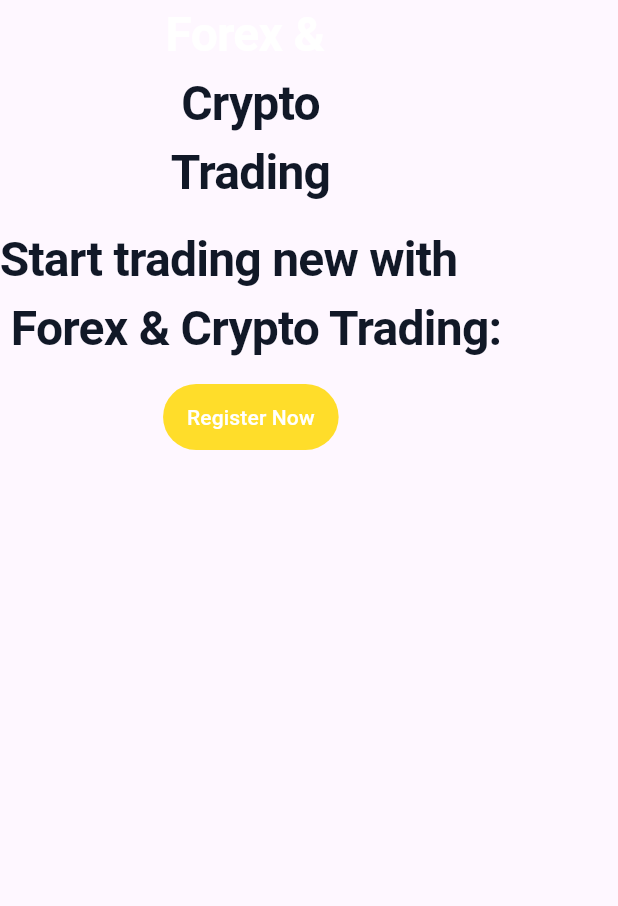
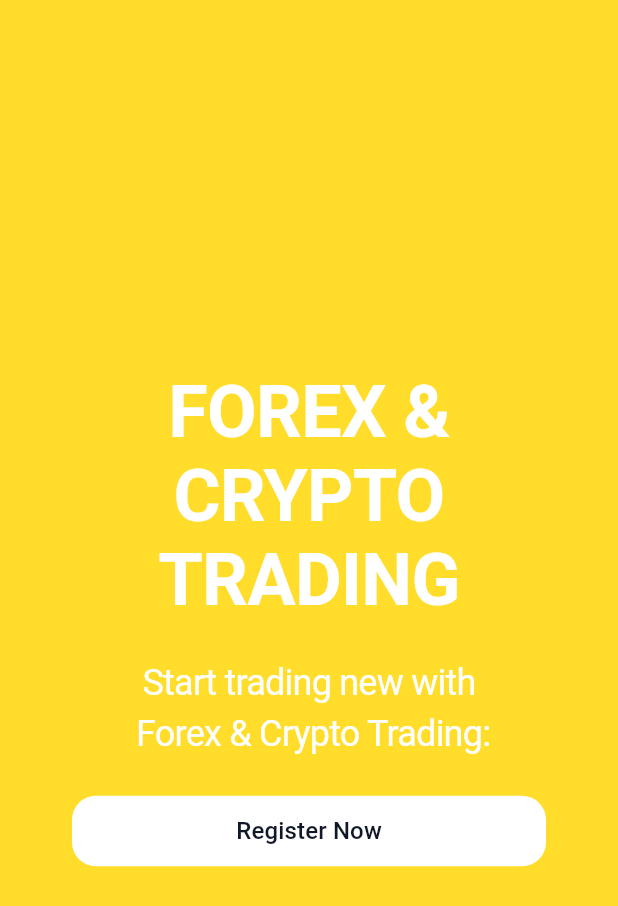
Before and after one commit to talhahdev2025/crypto_plus_api_template, a Flutter app: the screen it shows after launch, on a phone screen of 412 x 824 dp. Shown: the top 906 px of the screen. Run offline on Flutter 3.47's test engine with Material 3 defaults, Android fonts, the phone set to English and light mode, and no system bars; our stand-ins replace go_router.

Commit message:
feat: Add welcome Screen

```diff
--- a/lib/core/constants/app_text_styles.dart
+++ b/lib/core/constants/app_text_styles.dart
@@ -7,6 +7,12 @@ class AppTextStyles {
 
   static const TextStyle displayLarge = TextStyle(
     fontSize: 32,
+    fontWeight: FontWeight.bold,
+    color: AppColors.textPrimary,
+    letterSpacing: -0.5,
+  );
+    static const TextStyle displayMedium = TextStyle(
+    fontSize: 24,
     fontWeight: FontWeight.bold,
     color: AppColors.textPrimary,
     letterSpacing: -0.5,
--- a/lib/core/routes/app_router.dart
+++ b/lib/core/routes/app_router.dart
@@ -13,6 +13,7 @@ class AppRouter {
         path: AppRoutes.welcome,
         builder: (context, state) => WelcomeScreen(),
       ),
+
     ],
   );
 }
--- a/lib/core/routes/app_routes.dart
+++ b/lib/core/routes/app_routes.dart
@@ -3,4 +3,5 @@ class AppRoutes {
   static const home = '/home';
   static const welcome = '/welcome';
 
+
 }
--- a/lib/core/widgets/custom_button.dart
+++ b/lib/core/widgets/custom_button.dart
@@ -6,10 +6,12 @@ class CustomButton extends StatelessWidget {
     required this.text,
     required this.onPress,
     this.backgroundColor = AppColors.primary,
+    this.textStyle = AppTextStyles.bodyLarge,
   });
   final String text;
   final VoidCallback onPress;
   final Color backgroundColor;
+  final TextStyle textStyle;
 
   @override
   Widget build(BuildContext context) {
@@ -19,8 +21,9 @@ class CustomButton extends StatelessWidget {
         backgroundColor: backgroundColor,
         alignment: .center,
         padding: AppInsets.button,
+        shape: RoundedRectangleBorder(borderRadius: AppRadius.large),
       ),
-      child: Text(text),
+      child: Text(text, style: textStyle),
     );
   }
 }
--- a/lib/features/welcome/welcome_screen.dart
+++ b/lib/features/welcome/welcome_screen.dart
@@ -11,30 +11,52 @@ class _WelcomeScreenState extends State<WelcomeScreen> {
   @override
   Widget build(BuildContext context) {
     return Scaffold(
+      backgroundColor: AppColors.primary,
       body: SafeArea(
+        child: Container(
+          alignment: .center,
+          margin: AppInsets.dialog,
+          padding: AppInsets.dialog,
           child: Column(
+            crossAxisAlignment: .center,
+            mainAxisAlignment: .center,
             children: [
               Text(
-              'Forex & ',
+                'FOREX & \nCRYPTO \nTRADING',
+                textAlign: .center,
                 style: AppTextStyles.displayLarge.copyWith(
+                  fontSize: 48,
+                  height: 0,
                   color: AppColors.white,
                 ),
               ),
-            Text('Crypto', style: AppTextStyles.displayLarge),
-            Text('Trading', style: AppTextStyles.displayLarge),
-            AppSpacing.vMd,
+
+              AppSpacing.vXxl,
               Text(
                 'Start trading new with \n Forex & Crypto Trading:',
-              style: AppTextStyles.displayLarge,
+                textAlign: .center,
+                style: AppTextStyles.displayMedium.copyWith(
+                  color: AppColors.white,
+                  fontWeight: .normal,
                 ),
-            AppSpacing.vMd,
-            CustomButton(
+              ),
+              AppSpacing.vXxl,
+              Container(
+                width: double.infinity,
+                child: CustomButton(
                   text: 'Register Now',
+                  textStyle: AppTextStyles.bodyLarge.copyWith(
+                    color: AppColors.textPrimary,
+                    fontWeight: .w500,
+                  ),
+                  backgroundColor: AppColors.white,
                   onPress: () => ScaffoldMessenger.of(
                     context,
                   ).showSnackBar(SnackBar(content: Text('Button Pressed'))),
                 ),
+              ),
             ],
+          ),
         ),
       ),
     );
```
Lines whose indentation alone changed are shown as unchanged.
